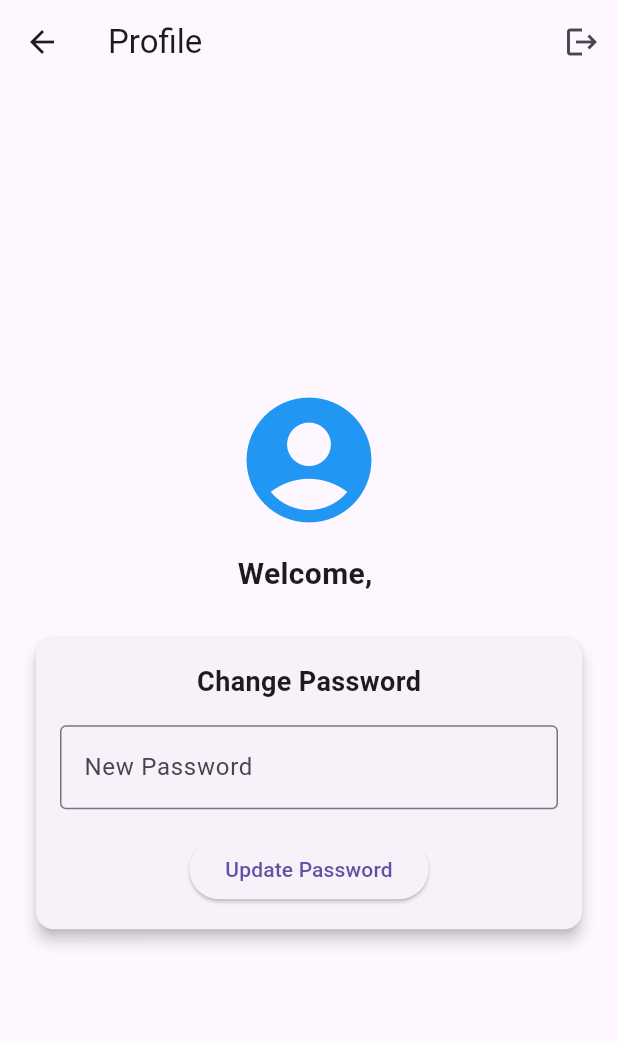
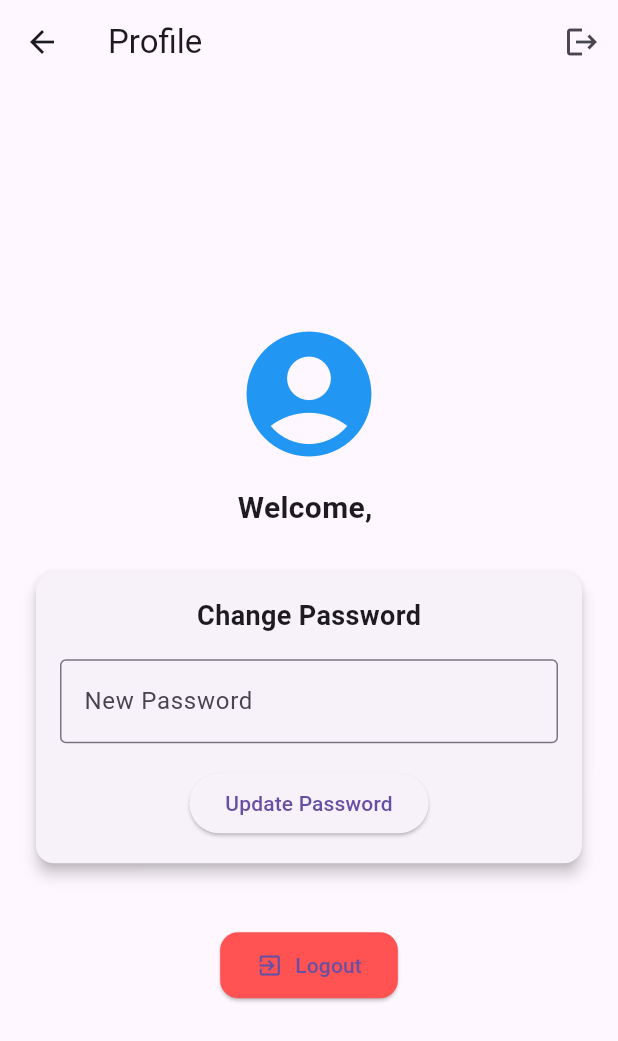
Before and after one commit to usmann56/inclass16, a Flutter app: the ProfileScreen screen opened directly with empty values, on a phone screen of 412 x 824 dp. Shown: the top 1041 px of the screen. Run offline on Flutter 3.47's test engine with Material 3 defaults, Android fonts, the phone set to English and light mode, and no system bars; our stand-ins replace cloud_firestore, firebase_auth, firebase_core; accounts and stored records are empty.

Commit message:
logout functionality

```diff
--- a/lib/screens/profile_screen.dart
+++ b/lib/screens/profile_screen.dart
@@ -1,5 +1,6 @@
 import 'package:flutter/material.dart';
 import 'package:firebase_auth/firebase_auth.dart';
+import '../main.dart';
 
 class ProfileScreen extends StatefulWidget {
   final User user;
@@ -47,6 +48,18 @@ class _ProfileScreenState extends State<ProfileScreen> {
     }
   }
 
+  Future<void> _logout() async {
+    await FirebaseAuth.instance.signOut();
+    if (mounted) {
+      Navigator.of(context).pushAndRemoveUntil(
+        MaterialPageRoute(
+          builder: (context) => MyHomePage(title: 'Firebase Auth Demo'),
+        ),
+        (Route<dynamic> route) => false,
+      );
+    }
+  }
+
   @override
   Widget build(BuildContext context) {
     return Scaffold(
@@ -55,10 +68,8 @@ class _ProfileScreenState extends State<ProfileScreen> {
         actions: [
           IconButton(
             icon: const Icon(Icons.logout),
-            onPressed: () async {
-              await FirebaseAuth.instance.signOut();
-              Navigator.of(context).popUntil((route) => route.isFirst);
-            },
+            tooltip: 'Logout',
+            onPressed: _logout,
           ),
         ],
       ),
@@ -135,6 +146,23 @@ class _ProfileScreenState extends State<ProfileScreen> {
                   ),
                 ),
               ),
+
+              const SizedBox(height: 40),
+              ElevatedButton.icon(
+                onPressed: _logout,
+                icon: const Icon(Icons.exit_to_app),
+                label: const Text('Logout'),
+                style: ElevatedButton.styleFrom(
+                  backgroundColor: Colors.redAccent,
+                  padding: const EdgeInsets.symmetric(
+                    horizontal: 24,
+                    vertical: 12,
+                  ),
+                  shape: RoundedRectangleBorder(
+                    borderRadius: BorderRadius.circular(12),
+                  ),
+                ),
+              ),
             ],
           ),
         ),
```
